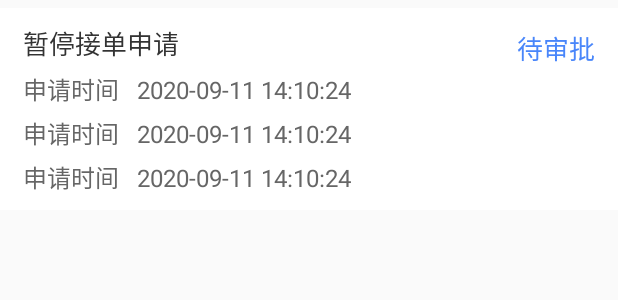
After one commit to Liyl520hub/dream, an Android app: the layout item_stop_receiving_orders.xml on its own in the app's theme, with its tools: preview values and no code run, on a phone screen of 412 x 824 dp. The commit adds this screen. Shown: the top 300 px of the screen. Run offline under Robolectric (Android 15) with nearby library versions, the phone set to English and light mode, and no system bars.

Commit message:
完成暂停接单页面ui

```diff
--- a/app/src/main/AndroidManifest.xml
+++ b/app/src/main/AndroidManifest.xml
@@ -44,6 +44,7 @@
         <activity android:name=".ui.my.activity.UserInfoActivity" />
         <activity android:name=".ui.my.activity.MyIncomeActivity" />
         <activity android:name=".ui.my.activity.SettingActivity" />
+        <activity android:name=".ui.my.activity.StopReceivingOrdersActivity" />
     </application>
 
 </manifest>
--- a/app/src/main/java/com/dream/cleaner/ui/my/fragment/UserFragment.java
+++ b/app/src/main/java/com/dream/cleaner/ui/my/fragment/UserFragment.java
@@ -11,6 +11,7 @@ import androidx.constraintlayout.widget.ConstraintLayout;
 import com.dream.cleaner.R;
 import com.dream.cleaner.ui.my.activity.MyIncomeActivity;
 import com.dream.cleaner.ui.my.activity.SettingActivity;
+import com.dream.cleaner.ui.my.activity.StopReceivingOrdersActivity;
 import com.dream.cleaner.ui.my.activity.UserInfoActivity;
 import com.dream.cleaner.utils.UiUtil;
 import com.dream.common.base.BaseFragment;
@@ -99,6 +100,7 @@ public class UserFragment extends BaseFragment {
             case R.id.ll_wu_liao:
                 break;
             case R.id.ll_zan_ting:
+                UiUtil.openActivity(getActivity(), StopReceivingOrdersActivity.class);
                 break;
             case R.id.ll_setting:
                 UiUtil.openActivity(getActivity(), SettingActivity.class);
--- /dev/null
+++ b/app/src/main/res/layout/item_stop_receiving_orders.xml
@@ -0,0 +1,71 @@
+<?xml version="1.0" encoding="utf-8"?>
+<androidx.constraintlayout.widget.ConstraintLayout xmlns:android="http://schemas.android.com/apk/res/android"
+    xmlns:app="http://schemas.android.com/apk/res-auto"
+    android:layout_width="match_parent"
+    android:layout_marginTop="5dp"
+    android:background="@color/white"
+    android:layout_height="wrap_content">
+
+    <TextView
+        android:id="@+id/tv_title"
+        android:layout_width="wrap_content"
+        android:layout_height="wrap_content"
+        android:layout_marginLeft="15dp"
+        android:layout_marginTop="10dp"
+        android:text="暂停接单申请"
+        android:textColor="@color/color_333333"
+        android:textSize="17sp"
+        app:layout_constraintLeft_toLeftOf="parent"
+        app:layout_constraintTop_toTopOf="parent" />
+
+
+    <TextView
+        android:id="@+id/tv_states"
+        android:layout_width="wrap_content"
+        android:layout_height="wrap_content"
+        android:layout_marginLeft="16dp"
+        android:layout_marginTop="13dp"
+        android:layout_marginRight="15dp"
+        android:text="待审批"
+        android:textColor="@color/color_4986FA"
+        android:textSize="17sp"
+        app:layout_constraintRight_toRightOf="parent"
+        app:layout_constraintTop_toTopOf="parent" />
+
+
+    <TextView
+        android:id="@+id/tv_apply_time"
+        android:layout_width="match_parent"
+        android:layout_height="wrap_content"
+        android:layout_marginLeft="15dp"
+        android:layout_marginTop="5dp"
+        android:text="申请时间   2020-09-11 14:10:24"
+        android:textColor="@color/color_666666"
+        android:textSize="16sp"
+        app:layout_constraintTop_toBottomOf="@+id/tv_title" />
+
+    <TextView
+        android:id="@+id/tv_start_time"
+        android:layout_width="match_parent"
+        android:layout_height="wrap_content"
+        android:layout_marginLeft="15dp"
+        android:layout_marginTop="5dp"
+        android:text="申请时间   2020-09-11 14:10:24"
+        android:textColor="@color/color_666666"
+        android:textSize="16sp"
+        app:layout_constraintTop_toBottomOf="@+id/tv_apply_time" />
+
+    <TextView
+        android:id="@+id/tv_end_time"
+        android:layout_width="match_parent"
+        android:layout_height="wrap_content"
+        android:layout_marginLeft="15dp"
+        android:layout_marginTop="5dp"
+        android:layout_marginBottom="10dp"
+        android:text="申请时间   2020-09-11 14:10:24"
+        android:textColor="@color/color_666666"
+        android:textSize="16sp"
+        app:layout_constraintBottom_toBottomOf="parent"
+        app:layout_constraintTop_toBottomOf="@+id/tv_start_time" />
+
+</androidx.constraintlayout.widget.ConstraintLayout>
--- a/common/src/main/res/values/colors.xml
+++ b/common/src/main/res/values/colors.xml
@@ -17,6 +17,7 @@
     <color name="color_C50000">#C50000</color>
     <color name="color_dddddd">#dddddd</color>
     <color name="color_F6B351">#F6B351</color>
+    <color name="color_4986FA">#4986FA</color>
 
 
 </resources>
```
Also changed, not shown: app/src/main/java/com/dream/cleaner/beans/my/StopReceivingOrdersBean.java (added, +9 -0 lines), app/src/main/java/com/dream/cleaner/ui/my/activity/StopReceivingOrdersActivity.java (added, +60 -0 lines), app/src/main/java/com/dream/cleaner/ui/my/adapter/StopReceivingOrdersAdapter.java (added, +28 -0 lines), app/src/main/res/layout/activity_stop_receiving_orders.xml (added, +34 -0 lines).
